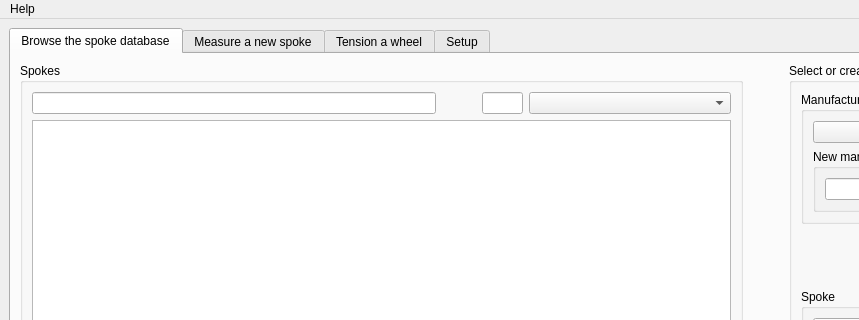
The window that Spokeduino Mothership/ui/spokeduino_mothership.ui (dunkelfalke80/spokeduino) describes before a commit, drawn with Qt 5; both pictures show x 0 to 859 and y 0 to 320 of the 1171 by 768 pixel window.
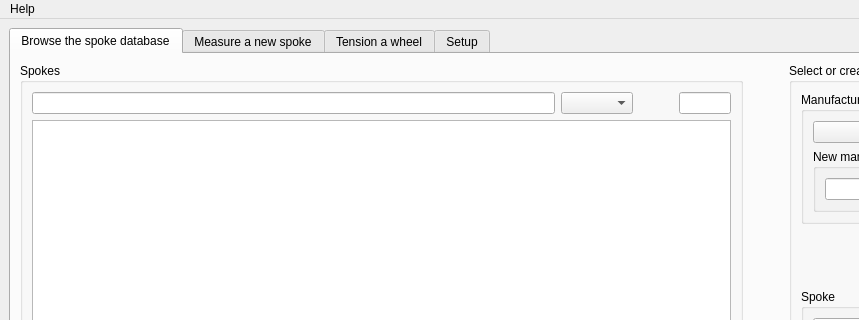
The same window after the commit. Icons and pictures are not drawn.

Commit message: Extracted table model into a separate file, implemented spoke filters, added 4 piece quartic fit tension calculation from a set of measured values

```diff
--- a/Spokeduino Mothership/ui/spokeduino_mothership.ui
+++ b/Spokeduino Mothership/ui/spokeduino_mothership.ui
@@ -51,7 +51,7 @@
               </property>
               <layout class="QVBoxLayout" name="verticalLayoutFilterDatabase" stretch="0,1">
                <item>
-                <layout class="QHBoxLayout" name="horizontalLayoutFilterDatabase" stretch="10,0,1,5">
+                <layout class="QHBoxLayout" name="horizontalLayoutFilterDatabase" stretch="10,0,0,1">
                  <item>
                   <widget class="QLineEdit" name="lineEditFilterName">
                    <property name="sizePolicy">
@@ -62,6 +62,16 @@
                    </property>
                   </widget>
                  </item>
+                 <item>
+                  <widget class="QComboBox" name="comboBoxFilterType">
+                   <property name="sizePolicy">
+                    <sizepolicy hsizetype="Preferred" vsizetype="Preferred">
+                     <horstretch>0</horstretch>
+                     <verstretch>0</verstretch>
+                    </sizepolicy>
+                   </property>
+                  </widget>
+                 </item>
                  <item>
                   <spacer name="horizontalSpacerFilter">
                    <property name="orientation">
@@ -85,16 +95,6 @@
                    </property>
                   </widget>
                  </item>
-                 <item>
-                  <widget class="QComboBox" name="comboBoxFilterType">
-                   <property name="sizePolicy">
-                    <sizepolicy hsizetype="Preferred" vsizetype="Preferred">
-                     <horstretch>0</horstretch>
-                     <verstretch>0</verstretch>
-                    </sizepolicy>
-                   </property>
-                  </widget>
-                 </item>
                 </layout>
                </item>
                <item>
```
The commit also changes 5 other files.
